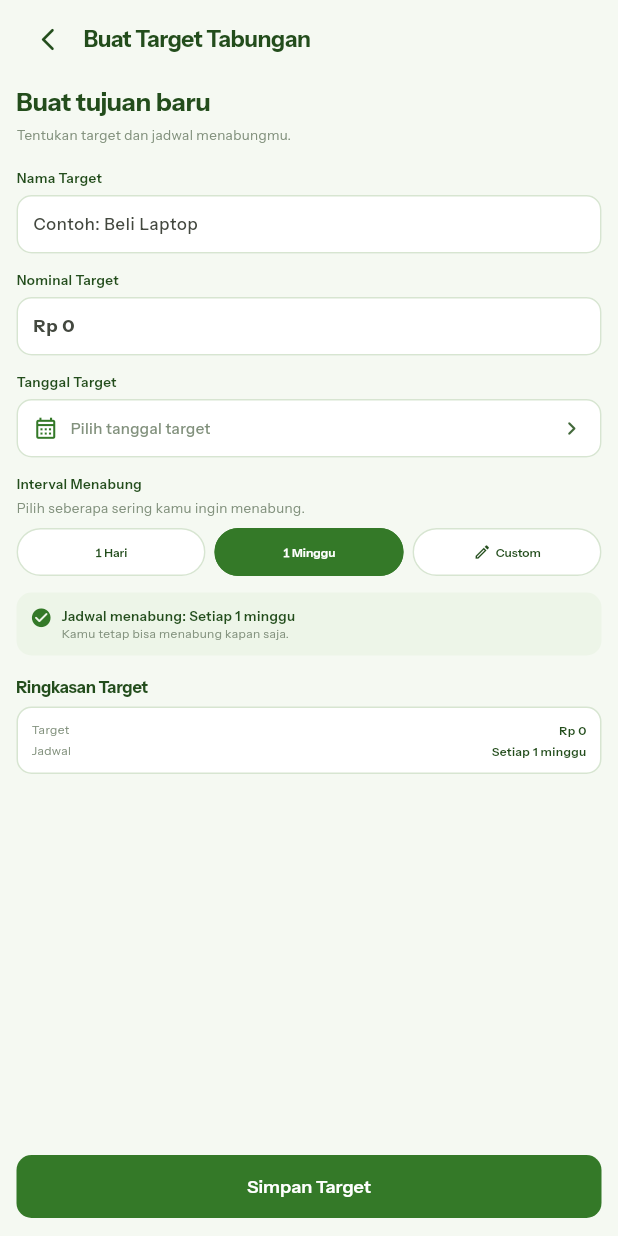
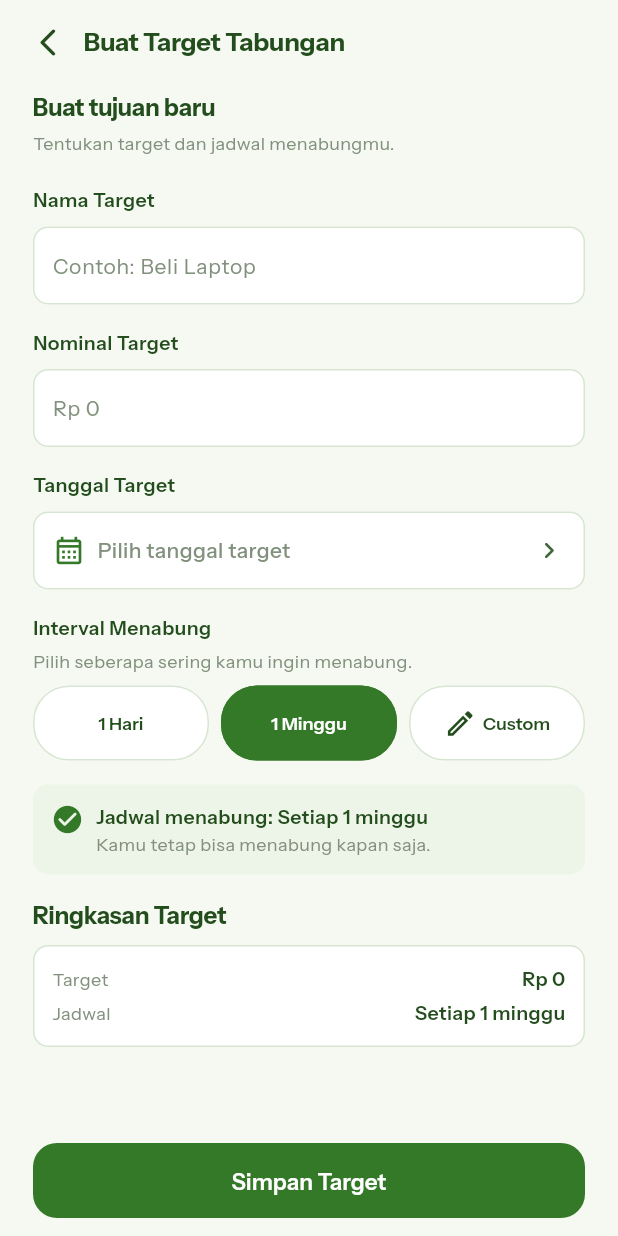
Before and after one commit to Syaarif/Go-Finance-, a Flutter app: the CreateSavingsTargetPage screen opened directly, on a phone screen of 412 x 824 dp. Run offline on Flutter 3.47's test engine with Material 3 defaults, Android fonts, the phone set to English and light mode, and no system bars; our stand-ins replace flutter_local_notifications, flutter_svg, google_fonts, shared_preferences, timezone; accounts and stored records are empty.

Commit message:
fix: konsistensi UI Tabungan

```diff
--- a/PJBL-GoFinance-main/lib/features/savings/pages/create_savings_target_page.dart
+++ b/PJBL-GoFinance-main/lib/features/savings/pages/create_savings_target_page.dart
@@ -114,50 +114,62 @@ class _CreateSavingsTargetPageState extends State<CreateSavingsTargetPage> {
         child: Column(
           children: [
             Padding(
-              padding: const EdgeInsets.fromLTRB(8, 2, 20, 6),
+              padding: const EdgeInsets.fromLTRB(
+                AppSpacing.sm,
+                AppSpacing.xs,
+                AppSpacing.pageHorizontal,
+                AppSpacing.sm,
+              ),
               child: Row(
                 children: [
                   IconButton(
                     onPressed: () => Navigator.of(context).maybePop(),
                     tooltip: 'Kembali',
                     icon: const Icon(Icons.arrow_back_ios_new_rounded,
-                        size: 18, color: AppColors.deepGreen),
+                        size: AppSpacing.navIconSize,
+                        color: AppColors.deepGreen),
                   ),
                   Text('Buat Target Tabungan',
-                      style: AppTextStyles.pageTitle.copyWith(fontSize: 15)),
+                      style: AppTextStyles.calendarHeader),
                 ],
               ),
             ),
             Expanded(
               child: SingleChildScrollView(
-                padding: const EdgeInsets.fromLTRB(11, 0, 11, 12),
+                padding: const EdgeInsets.fromLTRB(
+                  AppSpacing.pageHorizontal,
+                  0,
+                  AppSpacing.pageHorizontal,
+                  AppSpacing.md,
+                ),
                 child: Column(
                   crossAxisAlignment: CrossAxisAlignment.start,
                   children: [
                     Text('Buat tujuan baru',
-                        style: AppTextStyles.sectionTitle.copyWith(fontSize: 17)),
-                    const SizedBox(height: 3),
+                        style: AppTextStyles.sectionTitle),
+                    const SizedBox(height: AppSpacing.xs),
                     Text('Tentukan target dan jadwal menabungmu.',
-                        style: AppTextStyles.footnote.copyWith(fontSize: 9)),
-                    const SizedBox(height: 16),
+                        style: AppTextStyles.footnote),
+                    const SizedBox(height: AppSpacing.xl),
                     const _FieldLabel('Nama Target'),
-                    const SizedBox(height: 5),
+                    const SizedBox(height: AppSpacing.sm),
                     _InputBox(
                       child: TextField(
                         key: const Key('field_savings_name'),
                         controller: _nameController,
-                        style: AppTextStyles.inputText.copyWith(fontSize: 11),
-                        decoration: const InputDecoration(
+                        style: AppTextStyles.inputText,
+                        decoration: InputDecoration(
                           hintText: 'Contoh: Beli Laptop',
+                          hintStyle: AppTextStyles.inputHint,
                           border: InputBorder.none,
                           isDense: true,
                           contentPadding: EdgeInsets.zero,
                         ),
                       ),
                     ),
-                    const SizedBox(height: 11),
+                    const SizedBox(height: AppSpacing.lg),
                     const _FieldLabel('Nominal Target'),
-                    const SizedBox(height: 5),
+                    const SizedBox(height: AppSpacing.sm),
                     _InputBox(
                       child: TextField(
                         key: const Key('field_savings_amount'),
@@ -166,28 +178,29 @@ class _CreateSavingsTargetPageState extends State<CreateSavingsTargetPage> {
                         inputFormatters: [FilteringTextInputFormatter.digitsOnly],
                         onChanged: (_) => setState(() {}),
                         style: AppTextStyles.inputText.copyWith(
-                          fontSize: 12,
                           fontWeight: FontWeight.w700,
                         ),
-                        decoration: const InputDecoration(
+                        decoration: InputDecoration(
                           hintText: 'Rp 0',
+                          hintStyle: AppTextStyles.inputHint,
                           border: InputBorder.none,
                           isDense: true,
                           contentPadding: EdgeInsets.zero,
                         ),
                       ),
                     ),
-                    const SizedBox(height: 11),
+                    const SizedBox(height: AppSpacing.lg),
                     const _FieldLabel('Tanggal Target'),
-                    const SizedBox(height: 5),
+                    const SizedBox(height: AppSpacing.sm),
                     _InputBox(
                       key: const Key('field_savings_target_date'),
                       onTap: _selectDate,
                       child: Row(
                         children: [
                           const Icon(Icons.calendar_month_outlined,
-                              color: AppColors.primary, size: 17),
-                          const SizedBox(width: 8),
+                              color: AppColors.primary,
+                              size: AppSpacing.navIconSize),
+                          const SizedBox(width: AppSpacing.sm),
                           Expanded(
                             child: Text(
                               _targetDate == null
@@ -198,21 +211,21 @@ class _CreateSavingsTargetPageState extends State<CreateSavingsTargetPage> {
                                 color: _targetDate == null
                                     ? AppColors.mutedText
                                     : AppColors.deepGreen,
-                                fontSize: 10,
                               ),
                             ),
                           ),
                           const Icon(Icons.chevron_right_rounded,
-                              color: AppColors.secondary, size: 18),
+                              color: AppColors.secondary,
+                              size: AppSpacing.navIconSize),
                         ],
                       ),
                     ),
-                    const SizedBox(height: 11),
+                    const SizedBox(height: AppSpacing.lg),
                     const _FieldLabel('Interval Menabung'),
-                    const SizedBox(height: 3),
+                    const SizedBox(height: AppSpacing.xs),
                     Text('Pilih seberapa sering kamu ingin menabung.',
-                        style: AppTextStyles.footnote.copyWith(fontSize: 9)),
-                    const SizedBox(height: 7),
+                        style: AppTextStyles.footnote),
+                    const SizedBox(height: AppSpacing.sm),
                     Row(
                       children: [
                         Expanded(
@@ -225,7 +238,7 @@ class _CreateSavingsTargetPageState extends State<CreateSavingsTargetPage> {
                             }),
                           ),
                         ),
-                        const SizedBox(width: 6),
+                        const SizedBox(width: AppSpacing.sm),
                         Expanded(
                           child: _IntervalButton(
                             label: '1 Minggu',
@@ -236,7 +249,7 @@ class _CreateSavingsTargetPageState extends State<CreateSavingsTargetPage> {
                             }),
                           ),
                         ),
-                        const SizedBox(width: 6),
+                        const SizedBox(width: AppSpacing.sm),
                         Expanded(
                           child: _IntervalButton(
                             label: 'Custom',
@@ -248,9 +261,9 @@ class _CreateSavingsTargetPageState extends State<CreateSavingsTargetPage> {
                       ],
                     ),
                     if (_isCustom) ...[
-                      const SizedBox(height: 8),
+                      const SizedBox(height: AppSpacing.md),
                       Container(
-                        padding: const EdgeInsets.all(9),
+                        padding: const EdgeInsets.all(AppSpacing.md),
                         decoration: BoxDecoration(
                           color: AppColors.softSurface,
                           borderRadius:
@@ -259,13 +272,11 @@ class _CreateSavingsTargetPageState extends State<CreateSavingsTargetPage> {
                         child: Row(
                           children: [
                             Text('Setiap',
-                                style: AppTextStyles.fieldLabel.copyWith(
-                                  fontSize: 9,
-                                )),
-                            const SizedBox(width: 8),
+                                style: AppTextStyles.fieldLabel),
+                            const SizedBox(width: AppSpacing.sm),
                             SizedBox(
                               width: 82,
-                              height: 32,
+                              height: AppSpacing.actionButtonHeight,
                               child: TextField(
                                 key: const Key('field_custom_interval'),
                                 controller: _customIntervalController,
@@ -276,7 +287,6 @@ class _CreateSavingsTargetPageState extends State<CreateSavingsTargetPage> {
                                 textAlign: TextAlign.center,
                                 onChanged: (_) => setState(() {}),
                                 style: AppTextStyles.inputText.copyWith(
-                                  fontSize: 11,
                                   fontWeight: FontWeight.w700,
                                 ),
                                 decoration: InputDecoration(
@@ -284,33 +294,33 @@ class _CreateSavingsTargetPageState extends State<CreateSavingsTargetPage> {
                                   fillColor: AppColors.surface,
                                   contentPadding: EdgeInsets.zero,
                                   border: OutlineInputBorder(
-                                    borderRadius: BorderRadius.circular(8),
+                                    borderRadius: BorderRadius.circular(
+                                        AppSpacing.radiusXs),
                                     borderSide: const BorderSide(
                                         color: AppColors.primary),
                                   ),
                                   enabledBorder: OutlineInputBorder(
-                                    borderRadius: BorderRadius.circular(8),
+                                    borderRadius: BorderRadius.circular(
+                                        AppSpacing.radiusXs),
                                     borderSide: const BorderSide(
                                         color: AppColors.primary),
                                   ),
                                 ),
                               ),
                             ),
-                            const SizedBox(width: 7),
+                            const SizedBox(width: AppSpacing.sm),
                             Text('Hari',
-                                style: AppTextStyles.fieldLabel.copyWith(
-                                  fontSize: 9,
-                                )),
+                                style: AppTextStyles.fieldLabel),
                           ],
                         ),
                       ),
-                      const SizedBox(height: 3),
+                      const SizedBox(height: AppSpacing.xs),
                       Text('Masukkan jumlah hari, misalnya 14 atau 30.',
-                          style: AppTextStyles.footnote.copyWith(fontSize: 8)),
+                          style: AppTextStyles.footnote),
                     ],
-                    const SizedBox(height: 11),
+                    const SizedBox(height: AppSpacing.lg),
                     Container(
-                      padding: const EdgeInsets.all(9),
+                      padding: const EdgeInsets.all(AppSpacing.md),
                       decoration: BoxDecoration(
                         color: AppColors.softSurface,
                         borderRadius:
@@ -320,33 +330,30 @@ class _CreateSavingsTargetPageState extends State<CreateSavingsTargetPage> {
                         crossAxisAlignment: CrossAxisAlignment.start,
                         children: [
                           const Icon(Icons.check_circle_rounded,
-                              color: AppColors.primary, size: 15),
-                          const SizedBox(width: 6),
+                              color: AppColors.primary,
+                              size: AppSpacing.navIconSize),
+                          const SizedBox(width: AppSpacing.sm),
                           Expanded(
                             child: Column(
                               crossAxisAlignment: CrossAxisAlignment.start,
                               children: [
                                 Text('Jadwal menabung: $intervalLabel',
-                                    style: AppTextStyles.fieldLabel.copyWith(
-                                      fontSize: 9,
-                                    )),
+                                    style: AppTextStyles.fieldLabel),
                                 Text('Kamu tetap bisa menabung kapan saja.',
-                                    style: AppTextStyles.footnote.copyWith(
-                                      fontSize: 8,
-                                    )),
+                                    style: AppTextStyles.footnote),
                               ],
                             ),
                           ),
                         ],
                       ),
                     ),
-                    const SizedBox(height: 13),
+                    const SizedBox(height: AppSpacing.lg),
                     Text('Ringkasan Target',
-                        style: AppTextStyles.sectionTitle.copyWith(fontSize: 11)),
-                    const SizedBox(height: 5),
+                        style: AppTextStyles.sectionTitle),
+                    const SizedBox(height: AppSpacing.sm),
                     Container(
                       width: double.infinity,
-                      padding: const EdgeInsets.all(9),
+                      padding: const EdgeInsets.all(AppSpacing.md),
                       decoration: BoxDecoration(
                         color: AppColors.surface,
                         border: Border.all(color: AppColors.border),
@@ -356,7 +363,7 @@ class _CreateSavingsTargetPageState extends State<CreateSavingsTargetPage> {
                       child: Column(
                         children: [
                           _SummaryRow('Target', formattedAmount),
-                          const SizedBox(height: 3),
+                          const SizedBox(height: AppSpacing.xs),
                           _SummaryRow('Jadwal', intervalLabel),
                         ],
                       ),
@@ -366,10 +373,15 @@ class _CreateSavingsTargetPageState extends State<CreateSavingsTargetPage> {
               ),
             ),
             Padding(
-              padding: const EdgeInsets.fromLTRB(11, 4, 11, 12),
+              padding: const EdgeInsets.fromLTRB(
+                AppSpacing.pageHorizontal,
+                AppSpacing.xs,
+                AppSpacing.pageHorizontal,
+                AppSpacing.md,
+              ),
               child: SizedBox(
                 width: double.infinity,
-                height: 42,
+                height: AppSpacing.buttonHeight,
                 child: ElevatedButton(
                   key: const Key('btn_save_savings_target'),
                   onPressed: _saveTarget,
@@ -377,11 +389,10 @@ class _CreateSavingsTargetPageState extends State<CreateSavingsTargetPage> {
                     backgroundColor: AppColors.primary,
                     foregroundColor: AppColors.surface,
                     elevation: 0,
-                    textStyle: AppTextStyles.primaryButton.copyWith(
-                      fontSize: 12,
-                    ),
+                    textStyle: AppTextStyles.primaryButton,
                     shape: RoundedRectangleBorder(
-                      borderRadius: BorderRadius.circular(AppSpacing.radiusSm),
+                      borderRadius:
+                          BorderRadius.circular(AppSpacing.radiusCard),
                     ),
                   ),
                   child: const Text('Simpan Target'),
@@ -403,7 +414,7 @@ class _FieldLabel extends StatelessWidget {
   @override
   Widget build(BuildContext context) => Text(
         label,
-        style: AppTextStyles.fieldLabel.copyWith(fontSize: 9),
+        style: AppTextStyles.fieldLabel,
       );
 }
 
@@ -422,8 +433,8 @@ class _InputBox extends StatelessWidget {
         onTap: onTap,
         borderRadius: BorderRadius.circular(AppSpacing.radiusSm),
         child: Container(
-          height: 39,
-          padding: const EdgeInsets.symmetric(horizontal: 10),
+          height: AppSpacing.inputHeight,
+          padding: const EdgeInsets.symmetric(horizontal: AppSpacing.md),
           alignment: Alignment.centerLeft,
           decoration: BoxDecoration(
             border: Border.all(color: AppColors.border),
@@ -452,28 +463,26 @@ class _IntervalButton extends StatelessWidget {
   @override
   Widget build(BuildContext context) {
     return SizedBox(
-      height: 32,
+      height: AppSpacing.buttonHeight,
       child: OutlinedButton(
         onPressed: onTap,
         style: OutlinedButton.styleFrom(
-          padding: const EdgeInsets.symmetric(horizontal: 7),
+          padding: const EdgeInsets.symmetric(horizontal: AppSpacing.sm),
           backgroundColor: selected ? AppColors.primary : AppColors.surface,
           foregroundColor: selected ? AppColors.surface : AppColors.deepGreen,
           side: BorderSide(
             color: selected ? AppColors.primary : AppColors.border,
           ),
-          shape: RoundedRectangleBorder(borderRadius: BorderRadius.circular(20)),
-          textStyle: AppTextStyles.billMeta.copyWith(
-            fontSize: 8,
-            fontWeight: FontWeight.w600,
-          ),
+          shape: RoundedRectangleBorder(
+              borderRadius: BorderRadius.circular(AppSpacing.radiusNav)),
+          textStyle: AppTextStyles.cardActionButton,
         ),
         child: Row(
           mainAxisAlignment: MainAxisAlignment.center,
           children: [
             if (icon != null) ...[
-              Icon(icon, size: 12),
-              const SizedBox(width: 3),
+              Icon(icon, size: AppSpacing.navIconSize),
+              const SizedBox(width: AppSpacing.xs),
             ],
             Flexible(child: Text(label, maxLines: 1)),
           ],
@@ -494,11 +503,9 @@ class _SummaryRow extends StatelessWidget {
     return Row(
       children: [
         Expanded(
-          child: Text(label,
-              style: AppTextStyles.footnote.copyWith(fontSize: 8)),
+          child: Text(label, style: AppTextStyles.footnote),
         ),
-        Text(value,
-            style: AppTextStyles.fieldLabel.copyWith(fontSize: 8)),
+        Text(value, style: AppTextStyles.fieldLabel),
       ],
     );
   }
--- a/PJBL-GoFinance-main/pubspec.yaml
+++ b/PJBL-GoFinance-main/pubspec.yaml
@@ -1,7 +1,7 @@
 name: go_finance
 description: Go Finance - Aplikasi Manajemen Keuangan Cerdas
 publish_to: 'none'
-version: 1.1.0+2
+version: 1.1.0+3
 
 environment:
   sdk: '>=3.0.0 <4.0.0'
```
Also changed, not shown: PJBL-GoFinance-main/lib/features/savings/pages/savings_page.dart (+90 -67 lines).
